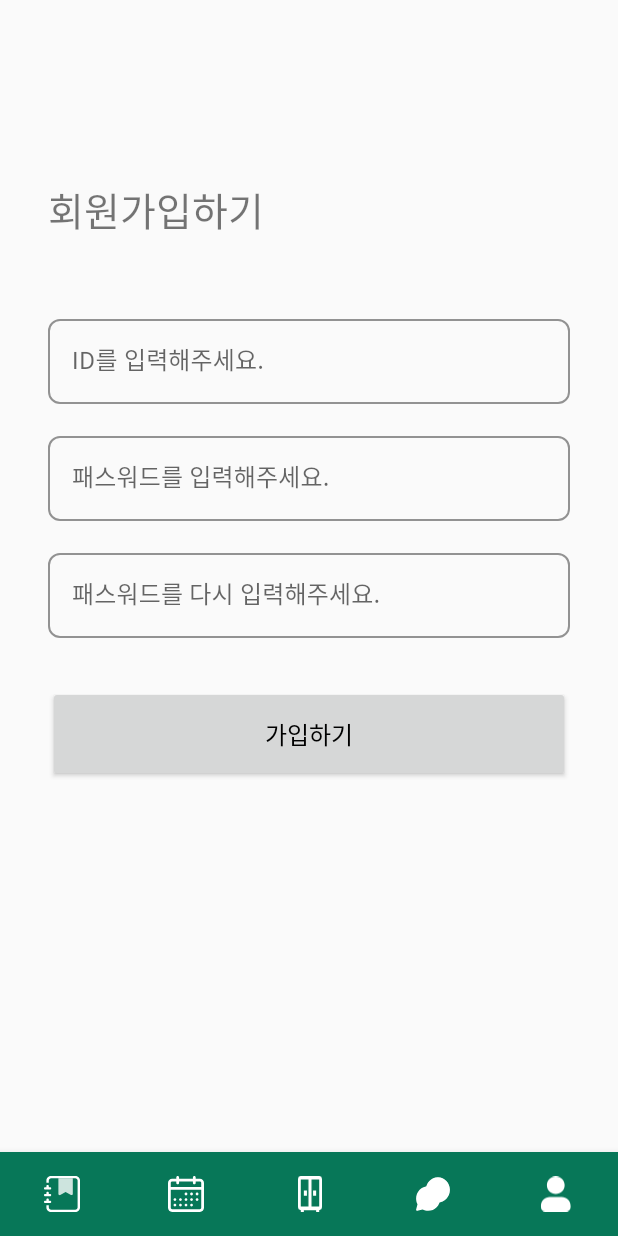
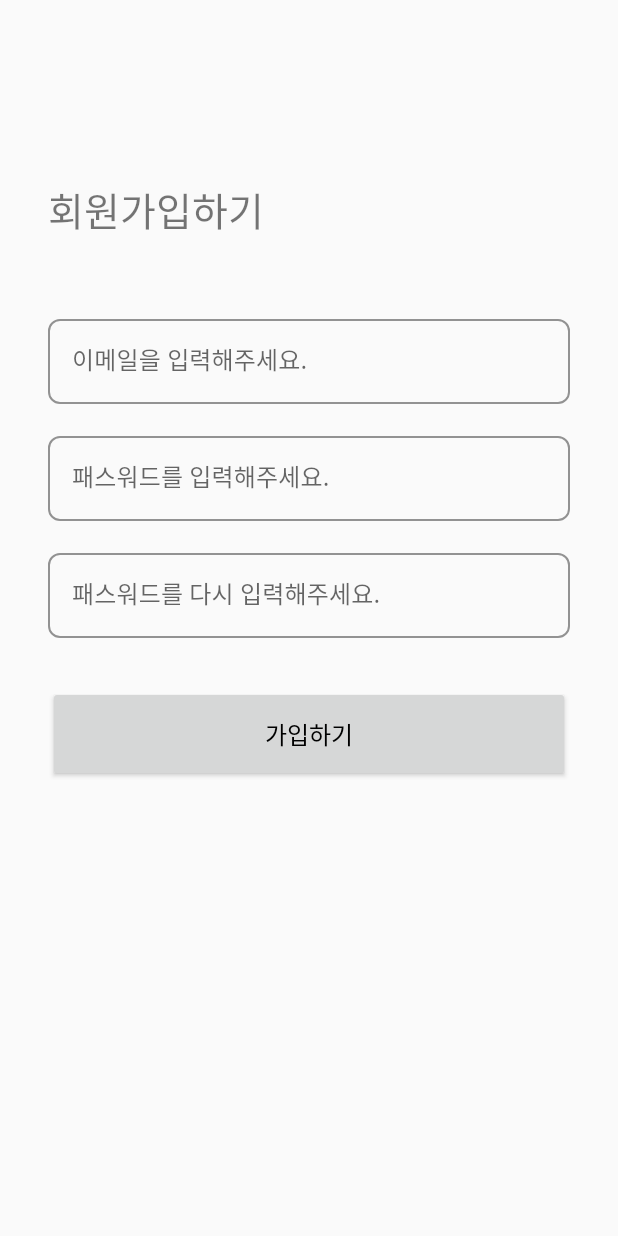
Before and after one commit to ohdeng02/Clomend, an Android app: the screen it shows after launch (MainActivity), after a tap on "회원가입", on a phone screen of 412 x 824 dp. Run offline under Robolectric (Android 15) with nearby library versions, the phone set to English and light mode, and no system bars; our stand-ins replace navigation-ui.

Commit message:
등록페이지 하단바 제거

```diff
--- a/app/src/main/java/com/example/clomend/login/RegisterFragment.kt
+++ b/app/src/main/java/com/example/clomend/login/RegisterFragment.kt
@@ -28,9 +28,9 @@ class RegisterFragment : Fragment() {
         //회원 가입 버튼을 클릭한 경우
         binding.btnRegister.setOnClickListener {
             //id, pw, pw_confirm 값 가져오기
-            val id = binding.fieldRegisterId.text.toString()
-            val pw = binding.fieldRegisterPw.text.toString()
-            val pw_confirm = binding.fieldRegisterPwConfirm.text.toString()
+            //val id = binding.fieldRegisterId.text.toString()
+            //val pw = binding.fieldRegisterPw.text.toString()
+            //val pw_confirm = binding.fieldRegisterPwConfirm.text.toString()
 
            /* when {
                 id.isEmpty() ->
--- a/app/src/main/java/com/example/clomend/main/MainActivity.kt
+++ b/app/src/main/java/com/example/clomend/main/MainActivity.kt
@@ -25,7 +25,7 @@ class MainActivity : AppCompatActivity() {
         NavigationUI.setupWithNavController(binding.bottomNavigation, controller)
 
         controller.addOnDestinationChangedListener { _, destination, _ ->
-            if (arrayListOf(R.id.splashFragment, R.id.loginFragment,R.id.info_InputFragment,
+            if (arrayListOf(R.id.splashFragment, R.id.loginFragment,R.id.info_InputFragment,R.id.registerFragment,
                 R.id.clothesAddFragment).contains(destination.id)) {
                 binding.bottomNavigation.visibility = View.GONE
             } else {
--- a/app/src/main/res/layout/fragment_register.xml
+++ b/app/src/main/res/layout/fragment_register.xml
@@ -20,7 +20,7 @@
         tools:visibility="visible" />
 
     <TextView
-        android:id="@+id/LOGO"
+        android:id="@+id/textView"
         android:layout_width="wrap_content"
         android:layout_height="wrap_content"
         android:layout_marginStart="32dp"
@@ -38,14 +38,14 @@
         android:layout_marginTop="48dp"
         android:layout_marginEnd="32dp"
         app:layout_constraintEnd_toEndOf="parent"
-        app:layout_constraintStart_toStartOf="@+id/LOGO"
-        app:layout_constraintTop_toBottomOf="@+id/LOGO">
+        app:layout_constraintStart_toStartOf="@+id/textView"
+        app:layout_constraintTop_toBottomOf="@+id/textView">
 
         <com.google.android.material.textfield.TextInputEditText
             android:id="@+id/field_register_id"
             android:layout_width="match_parent"
             android:layout_height="wrap_content"
-            android:hint="ID를 입력해주세요."
+            android:hint="이메일을 입력해주세요."
             android:inputType="textEmailAddress" />
     </com.google.android.material.textfield.TextInputLayout>
 
```
